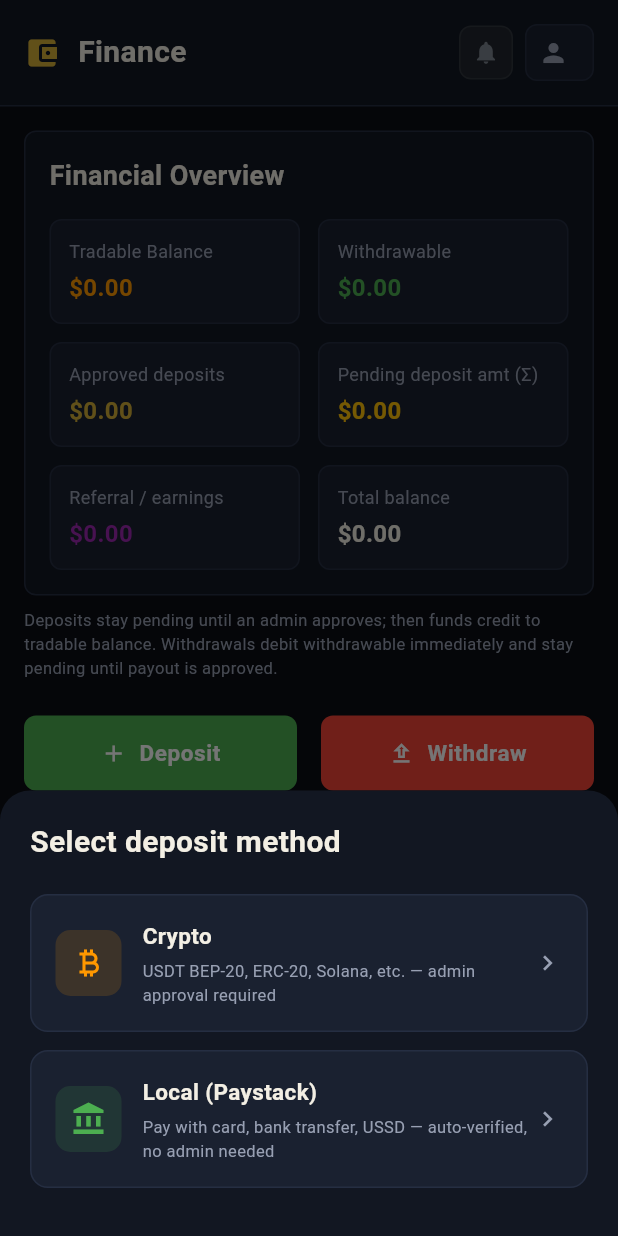
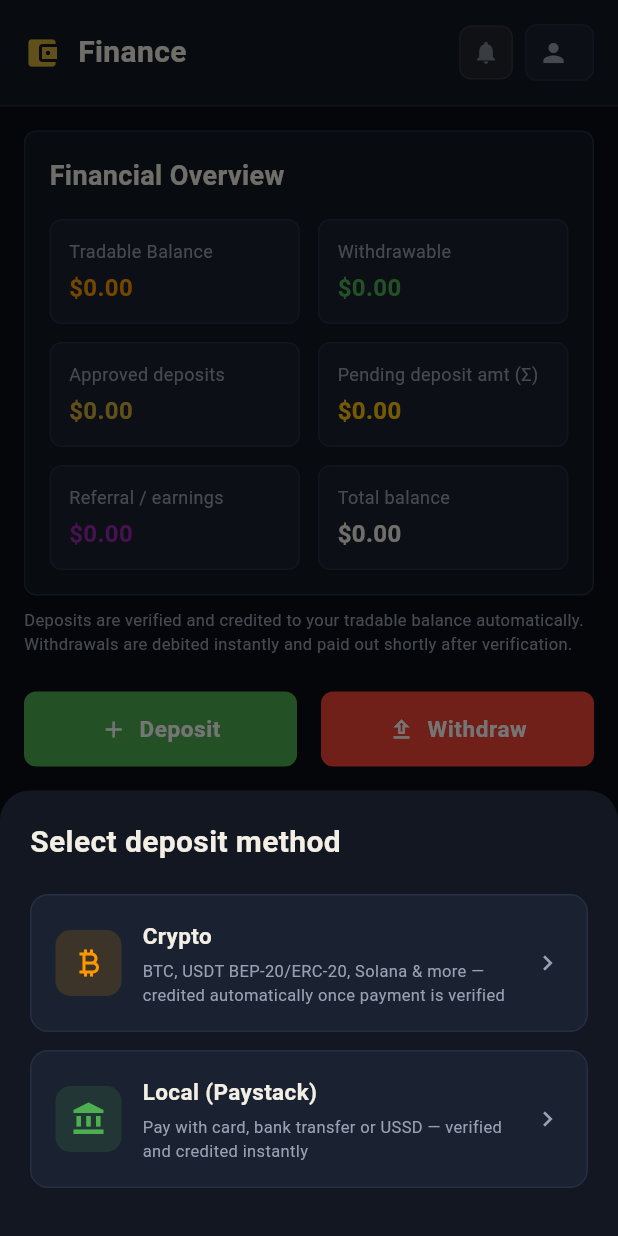
Before and after one commit to ShadowForge2/Copybloomfx_mobile_app_backend, a Flutter app: the MainNavigationScreen screen opened by its route, item 3 of the bottom bar chosen, after a tap on "Deposit", on a phone screen of 412 x 824 dp. Run offline on Flutter 3.47's test engine with Material 3 defaults, Android fonts, the phone set to English and light mode, and no system bars; our stand-ins replace fl_chart, flutter_animate, flutter_local_notifications, fluttertoast, go_router, google_fonts and 3 more; missing offline and left inert: workmanager; accounts and stored records are empty; network calls fail; statements that could not run were skipped.

Commit message:
Add BTC deposit network; rewrite deposit copy to verification language across EN/PT/ZH/JA/HI

```diff
--- a/bloomfx_user_app/lib/providers/dashboard_provider.dart
+++ b/bloomfx_user_app/lib/providers/dashboard_provider.dart
@@ -206,7 +206,7 @@ class PendingDeposit {
   }
 
   String? getTimeRemaining() {
-    if (expiresAt == null) return 'Awaiting admin review';
+    if (expiresAt == null) return 'Verifying payment…';
 
     final now = DateTime.now();
     if (expiresAt!.isBefore(now)) return 'Lock period ended';
--- a/bloomfx_user_app/lib/providers/language_provider.dart
+++ b/bloomfx_user_app/lib/providers/language_provider.dart
@@ -126,17 +126,17 @@ const _allTranslations = <String, Map<String, String>>{
     'finance.history': 'Deposits & withdrawals',
     'finance.no.history': 'No deposit or withdrawal requests yet.',
     'finance.crypto': 'Crypto',
-    'finance.crypto.desc': 'USDT BEP-20, ERC-20, Solana, etc. — admin approval required',
+    'finance.crypto.desc': 'BTC, USDT BEP-20/ERC-20, Solana & more — credited automatically once payment is verified',
     'finance.local': 'Local (Paystack)',
-    'finance.local.desc': 'Pay with card, bank transfer, USSD — auto-verified, no admin needed',
+    'finance.local.desc': 'Pay with card, bank transfer or USSD — verified and credited instantly',
     'finance.select.deposit': 'Select deposit method',
     'finance.crypto.deposit': 'Crypto Deposit',
-    'finance.min.deposit': 'Minimum \$%s. Pending admin approval required.',
+    'finance.min.deposit': 'Minimum \$%s. Credited automatically once payment is verified.',
     'finance.network': 'Network',
     'finance.amount': 'Amount (USDT)',
     'finance.submit.crypto': 'Submit crypto deposit',
     'finance.local.deposit': 'Local Deposit (Paystack)',
-    'finance.local.desc2': 'Pay with Paystack — card, bank transfer, USSD. Auto-verified, no admin needed.',
+    'finance.local.desc2': 'Pay with Paystack — card, bank transfer or USSD. Verified and credited instantly.',
     'finance.amount.equiv': 'Amount (USDT equivalent)',
     'finance.email.receipt': 'Email (for payment receipt)',
     'finance.pay.success': 'Payment successful',
@@ -148,11 +148,11 @@ const _allTranslations = <String, Map<String, String>>{
     'finance.select.withdraw': 'Select withdrawal method',
     'finance.available': 'Available: \$%s',
     'finance.crypto.withdraw': 'Crypto (USDT BEP-20)',
-    'finance.crypto.withdraw.desc': 'Withdraw to USDT BEP-20 address — admin processes payout',
+    'finance.crypto.withdraw.desc': 'Payout to your USDT BEP-20 address shortly after verification',
     'finance.bank': 'Bank Transfer',
     'finance.bank.desc': 'Withdraw to your local bank account',
     'finance.withdraw.crypto': 'Crypto Withdrawal',
-    'finance.min.withdraw': 'Minimum withdrawal \$%s, use USDT(BEP-20) only for withdrawal. Withdrawals are processed after admin careful review.',
+    'finance.min.withdraw': 'Minimum withdrawal \$%s, use USDT(BEP-20) only for withdrawal. Payouts are processed promptly after verification.',
     'finance.withdraw.address': 'USDT (BEP-20) Address',
     'finance.withdraw.hint': '0x...',
     'finance.withdraw.submit': 'Submit withdrawal',
@@ -261,12 +261,12 @@ const _allTranslations = <String, Map<String, String>>{
     'finance.history': 'Depósitos e Saques',
     'finance.no.history': 'Nenhuma solicitação ainda.',
     'finance.crypto': 'Cripto',
-    'finance.crypto.desc': 'USDT BEP-20, ERC-20, Solana — aprovação do admin necessária',
+    'finance.crypto.desc': 'BTC, USDT BEP-20/ERC-20, Solana — creditado automaticamente após verificação do pagamento',
     'finance.local': 'Local (Paystack)',
-    'finance.local.desc': 'Cartão, transferência, USSD — verificado automaticamente',
+    'finance.local.desc': 'Cartão, transferência, USSD — verificado e creditado instantaneamente',
     'finance.select.deposit': 'Escolha o método',
     'finance.crypto.deposit': 'Depósito Cripto',
-    'finance.min.deposit': 'Mínimo \$%s. Aprovação do admin necessária.',
+    'finance.min.deposit': 'Mínimo \$%s. Creditado automaticamente após verificação.',
     'finance.network': 'Rede',
     'finance.amount': 'Valor (USDT)',
     'finance.submit.crypto': 'Enviar depósito cripto',
@@ -287,7 +287,7 @@ const _allTranslations = <String, Map<String, String>>{
     'finance.bank': 'Transferência Bancária',
     'finance.bank.desc': 'Saque para sua conta bancária',
     'finance.withdraw.crypto': 'Saque Cripto',
-    'finance.min.withdraw': 'Mínimo \$%s. Saldo debitado agora, admin processa.',
+    'finance.min.withdraw': 'Mínimo \$%s. Saldo debitado agora, pagamento enviado após verificação.',
     'finance.withdraw.address': 'Endereço USDT (BEP-20)',
     'finance.withdraw.hint': '0x...',
     'finance.withdraw.submit': 'Solicitar saque',
@@ -396,12 +396,12 @@ const _allTranslations = <String, Map<String, String>>{
     'finance.history': '存款和提现记录',
     'finance.no.history': '暂无存款或提现请求。',
     'finance.crypto': '加密货币',
-    'finance.crypto.desc': 'USDT BEP-20、ERC-20、Solana等 — 需要管理员批准',
+    'finance.crypto.desc': 'BTC、USDT BEP-20/ERC-20、Solana等 — 付款验证后自动到账',
     'finance.local': '本地 (Paystack)',
     'finance.local.desc': '使用卡、银行转账、USSD支付 — 自动验证',
     'finance.select.deposit': '选择存款方式',
     'finance.crypto.deposit': '加密货币存款',
-    'finance.min.deposit': '最低 \$%s。需要管理员批准。',
+    'finance.min.deposit': '最低 \$%s。付款验证后自动到账。',
     'finance.network': '网络',
     'finance.amount': '金额 (USDT)',
     'finance.submit.crypto': '提交加密货币存款',
@@ -531,12 +531,12 @@ const _allTranslations = <String, Map<String, String>>{
     'finance.history': '入金と引き出し',
     'finance.no.history': '入金または引き出しリクエストはまだありません。',
     'finance.crypto': '暗号通貨',
-    'finance.crypto.desc': 'USDT BEP-20、ERC-20、Solanaなど — 管理者の承認が必要',
+    'finance.crypto.desc': 'BTC、USDT BEP-20/ERC-20、Solanaなど — 支払い確認後に自動で入金されます',
     'finance.local': 'ローカル (Paystack)',
     'finance.local.desc': 'カード、銀行振込、USSD — 自動検証',
     'finance.select.deposit': '入金方法を選択',
     'finance.crypto.deposit': '暗号通貨入金',
-    'finance.min.deposit': '最低 \$%s。管理者の承認が必要です。',
+    'finance.min.deposit': '最低 \$%s。支払い確認後に自動で入金されます。',
     'finance.network': 'ネットワーク',
     'finance.amount': '金額 (USDT)',
     'finance.submit.crypto': '暗号通貨入金を送信',
@@ -666,12 +666,12 @@ const _allTranslations = <String, Map<String, String>>{
     'finance.history': 'जमा और निकासी',
     'finance.no.history': 'अभी तक कोई जमा या निकासी अनुरोध नहीं।',
     'finance.crypto': 'क्रिप्टो',
-    'finance.crypto.desc': 'USDT BEP-20, ERC-20, Solana — प्रशासक अनुमोदन आवश्यक',
+    'finance.crypto.desc': 'BTC, USDT BEP-20/ERC-20, Solana — भुगतान सत्यापित होने पर स्वतः जमा हो जाएगा',
     'finance.local': 'स्थानीय (Paystack)',
     'finance.local.desc': 'कार्ड, बैंक ट्रांसफर, USSD — स्वचालित सत्यापन',
     'finance.select.deposit': 'जमा विधि चुनें',
     'finance.crypto.deposit': 'क्रिप्टो जमा',
-    'finance.min.deposit': 'न्यूनतम \$%s। प्रशासक अनुमोदन आवश्यक।',
+    'finance.min.deposit': 'न्यूनतम \$%s। भुगतान सत्यापित होने पर स्वतः जमा हो जाएगा।',
     'finance.network': 'नेटवर्क',
     'finance.amount': 'राशि (USDT)',
     'finance.submit.crypto': 'क्रिप्टो जमा सबमिट करें',
--- a/bloomfx_user_app/lib/screens/finance_screen.dart
+++ b/bloomfx_user_app/lib/screens/finance_screen.dart
@@ -84,8 +84,8 @@ class _FinanceScreenState extends State<FinanceScreen> {
                         _buildFinancialOverview(dashboardProvider, c),
                         const SizedBox(height: 8),
                         Text(
-                          'Deposits stay pending until an admin approves; then funds credit to tradable balance. '
-                          'Withdrawals debit withdrawable immediately and stay pending until payout is approved.',
+                          'Deposits are verified and credited to your tradable balance automatically. '
+                          'Withdrawals are debited instantly and paid out shortly after verification.',
                           style: TextStyle(color: c.textSecondary, fontSize: 11),
                         ),
                         const SizedBox(height: 24),
@@ -513,7 +513,7 @@ class _FinanceScreenState extends State<FinanceScreen> {
             _buildDepositOption(
               icon: Icons.currency_bitcoin,
               title: 'Crypto',
-              subtitle: 'USDT BEP-20, ERC-20, Solana, etc. — admin approval required',
+              subtitle: 'BTC, USDT BEP-20/ERC-20, Solana & more — credited automatically once payment is verified',
               color: Colors.orange,
               onTap: () {
                 Navigator.pop(context);
@@ -525,7 +525,7 @@ class _FinanceScreenState extends State<FinanceScreen> {
             _buildDepositOption(
               icon: Icons.account_balance,
               title: 'Local (Paystack)',
-              subtitle: 'Pay with card, bank transfer, USSD — auto-verified, no admin needed',
+              subtitle: 'Pay with card, bank transfer or USSD — verified and credited instantly',
               color: Colors.green,
               onTap: () {
                 Navigator.pop(context);
@@ -642,7 +642,7 @@ class _FinanceScreenState extends State<FinanceScreen> {
               ),
               const SizedBox(height: 8),
               Text(
-                'Minimum \$${data?.minDeposit.toStringAsFixed(2) ?? '7.00'}. Pending admin approval required.',
+                'Minimum \$${data?.minDeposit.toStringAsFixed(2) ?? '7.00'}. Credited automatically once payment is verified.',
                 style: TextStyle(color: c.textSecondary, fontSize: 12),
               ),
               const SizedBox(height: 20),
@@ -791,7 +791,7 @@ class _FinanceScreenState extends State<FinanceScreen> {
                   ),
                   const SizedBox(height: 8),
                   Text(
-                    'Pay with Paystack — card, bank transfer, USSD. Auto-verified, no admin needed.',
+                    'Pay with Paystack — card, bank transfer or USSD. Verified and credited instantly.',
                     style: TextStyle(color: c.textSecondary, fontSize: 12),
                   ),
                   const SizedBox(height: 20),
@@ -1035,7 +1035,7 @@ class _FinanceScreenState extends State<FinanceScreen> {
             _buildDepositOption(
               icon: Icons.currency_bitcoin,
               title: 'Crypto (USDT BEP-20)',
-              subtitle: 'Withdraw to USDT BEP-20 address — admin processes payout',
+              subtitle: 'Payout to your USDT BEP-20 address shortly after verification',
               color: Colors.orange,
               onTap: () {
                 Navigator.pop(context);
@@ -1105,7 +1105,7 @@ class _FinanceScreenState extends State<FinanceScreen> {
               Text(
                 'Minimum withdrawal \$${data?.minWithdrawal.toStringAsFixed(2) ?? '1.50'}, '
                 'use USDT(BEP-20) only for withdrawal. '
-                'Withdrawals are processed after admin careful review.',
+                'Payouts are processed promptly after verification.',
                 style: TextStyle(color: c.textSecondary, fontSize: 12),
               ),
               const SizedBox(height: 20),
@@ -1168,7 +1168,7 @@ class _FinanceScreenState extends State<FinanceScreen> {
                           if (w != null) {
                             context.read<NotificationProvider>().fetchNotifications();
                             Fluttertoast.showToast(
-                              msg: 'Withdrawal pending. Admin will process payout to your USDT BEP-20 address.',
+                              msg: 'Withdrawal submitted. Payout to your USDT BEP-20 address is on the way.',
                               backgroundColor: Colors.green,
                               textColor: Colors.white,
                             );
@@ -1399,7 +1399,7 @@ class _FinanceScreenState extends State<FinanceScreen> {
                                   const SizedBox(width: 8),
                                   Text(
                                     isExpired
-                                        ? 'Wallet slot expired — create a new deposit for a fresh address (your request stays pending until admin reviews)'
+                                        ? 'Address window ended — start a new deposit to get a fresh address. Your request stays safely queued for verification.'
                                         : 'Wallet address reserved for ${minutes}m ${secs}s',
                                     style: TextStyle(
                                       color: isExpired ? Colors.red : Colors.white70,
@@ -1424,7 +1424,7 @@ class _FinanceScreenState extends State<FinanceScreen> {
                                 Icon(Icons.info, color: Colors.red, size: 18),
                                 SizedBox(width: 8),
                                 Text(
-                                  'This deposit was rejected by admin.',
+                                  'This deposit could not be verified. Contact support if you already sent payment.',
                                   style: TextStyle(color: Colors.red, fontSize: 12),
                                 ),
                               ],
--- a/bloomfx_user_app/lib/services/investment_logic.dart
+++ b/bloomfx_user_app/lib/services/investment_logic.dart
@@ -8,6 +8,7 @@ class InvestmentLogic {
   static const List<String> depositNetworks = [
     'USDT BEP20',
     'USDT ERC20',
+    'BTC',
     'Solana',
     'Ethereum',
     'BNB SmartChain',
@@ -29,6 +30,7 @@ class InvestmentLogic {
     const map = {
       'USDT BEP20': '0x330901bc8ccf6476cb6a007306a5d2956c62332f',
       'USDT ERC20': '0x330901Bc8CCf6476CB6a007306a5d2956c62332F',
+      'BTC': 'bc1qr5mhdam324pxlme0dst953gq4lfj90ad6fzr5a',
       'Solana': '2nGvFch9BGccSe3Xi8Pj7YuMti17dtWBaaeEJJrHoyhh',
       'Ethereum': '0x330901bc8ccf6476cb6a007306a5d2956c62332f',
       'BNB SmartChain': '0x330901bc8ccf6476cb6a007306a5d2956c62332f',
--- a/bloomfx_user_app/lib/services/notification_service.dart
+++ b/bloomfx_user_app/lib/services/notification_service.dart
@@ -146,7 +146,7 @@ class NotificationService {
     await _plugin.show(
       DateTime.now().millisecondsSinceEpoch % 100000,
       'Deposit Pending',
-      'Your \$${amount.toStringAsFixed(2)} deposit is awaiting admin approval.',
+      'Your \$${amount.toStringAsFixed(2)} deposit is being verified. You will be notified once it is credited.',
       details,
     );
   }
```
Also changed, not shown: 2 other files.
